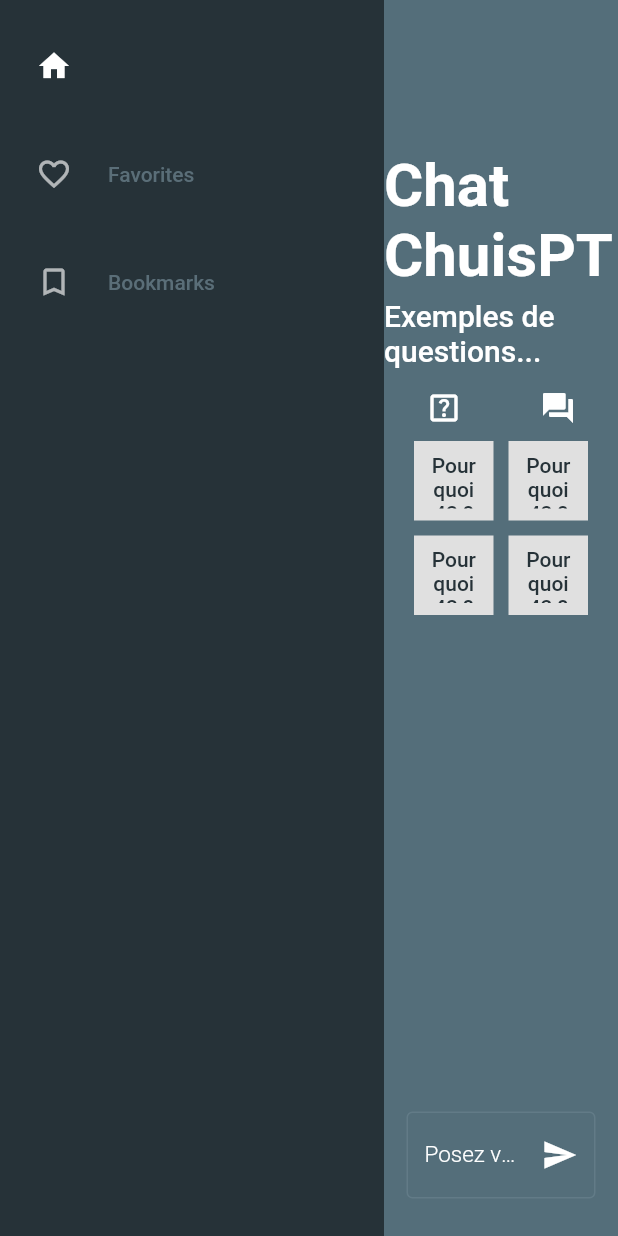
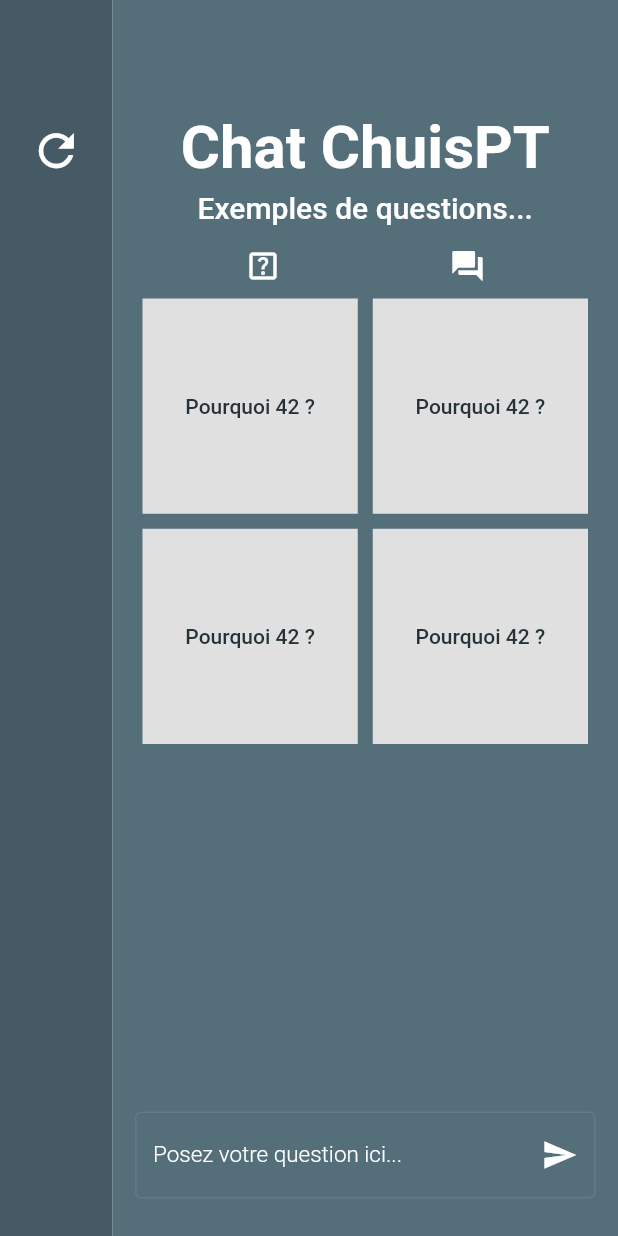
Before and after one commit to robjo82/chat_chuispt, a Flutter app: the screen it shows after launch, on a phone screen of 412 x 824 dp. Run offline on Flutter 3.47's test engine with Material 2 defaults, Android fonts, the phone set to English and light mode, and no system bars.

Commit message:
ResetButton

```diff
--- a/lib/main.dart
+++ b/lib/main.dart
@@ -16,11 +16,10 @@ class MainApp extends StatelessWidget {
     return ChangeNotifierProvider(
       create: (context) => MainAppState(),
       child: MaterialApp(
-        debugShowCheckedModeBanner: false, //debug banner desactivation
-        title: 'Chat ChuisPt',
-        theme: themeApp,
-        home: const MyHomePage(),
-      ),
+          debugShowCheckedModeBanner: false, //debug banner desactivation
+          title: 'Chat ChuisPt',
+          theme: themeApp,
+          home: const MainPage()),
     );
   }
 }
@@ -38,71 +37,8 @@ class MainAppState extends ChangeNotifier {
       animatedList?.insertItem(0);
     }
   }
-}
 
-class MyHomePage extends StatefulWidget {
-  const MyHomePage({Key? key}) : super(key: key);
-
-  @override
-  State<MyHomePage> createState() => _MyHomePageState();
-}
-
-class _MyHomePageState extends State<MyHomePage> {
-  var selectedIndex = 0;
-
-  @override
-  Widget build(BuildContext context) {
-    Widget page;
-    switch (selectedIndex) {
-      case 0:
-        page = MainPage();
-        break;
-      case 1:
-        page = const Text('Page2');
-        break;
-      case 2:
-        page = const Text('Page 3');
-        break;
-
-      default:
-        throw UnimplementedError('no widget for $selectedIndex');
-    }
-
-    return LayoutBuilder(builder: (context, constraints) {
-      return Scaffold(
-          body: Row(children: [
-        SafeArea(
-            child: NavigationRail(
-          extended: constraints.maxWidth >= 400,
-          backgroundColor: Theme.of(context).colorScheme.primary,
-          destinations: [
-            NavigationRailDestination(
-              icon: Icon(Icons.home,
-                  color: Theme.of(context).colorScheme.onPrimary),
-              label: const Text('Home'),
-            ),
-            NavigationRailDestination(
-              icon: Icon(Icons.favorite_border,
-                  color: Theme.of(context).colorScheme.onPrimary),
-              label: const Text('Favorites'),
-            ),
-            NavigationRailDestination(
-              icon: Icon(Icons.bookmark_border,
-                  color: Theme.of(context).colorScheme.onPrimary),
-              label: const Text('Bookmarks'),
-            ),
-          ],
-
-          // Destination selected
-          selectedIndex: selectedIndex,
-          onDestinationSelected: (value) {
-            setState(() {
-              selectedIndex = value;
-            });
-          },
-        )),
-        Expanded(child: Container(child: page)),
-      ]));
-    });
+  void clearQuestionList() {
+    questionsList.clear();
   }
 }
--- a/lib/main_page.dart
+++ b/lib/main_page.dart
@@ -13,26 +13,46 @@ class MainPage extends StatefulWidget {
 }
 
 class _MainPageState extends State<MainPage> {
-  var selectedIndex = 0;
-
   // store the user's question
-  final _textController = TextEditingController();
   String userPost = '';
 
   @override
   Widget build(BuildContext context) {
     var appState = context.watch<MainAppState>();
-    MyTextField textField = MyTextField();
+    MyTextField textField = const MyTextField();
 
     // ! LISTE VIDE ! //
 
     return Consumer<MainAppState>(builder: (context, value, child) {
-      return appState.questionsList.isEmpty
-          ? Container(
+      return Scaffold(
+        body: appState.questionsList.isEmpty
+            ? Row(
+                children: [
+                  Container(
+                      color: themeApp.colorScheme.primaryContainer,
+                      width: 75,
+                      child: Column(
+                        children: [
+                          const Padding(padding: EdgeInsets.only(top: 75)),
+                          IconButton(
+                              iconSize: 35,
+                              color: themeApp.colorScheme.onPrimaryContainer,
+                              onPressed: () {
+                                setState(() {
+                                  context
+                                      .read<MainAppState>()
+                                      .clearQuestionList();
+                                });
+                              },
+                              icon: const Icon(Icons.refresh))
+                        ],
+                      )),
+                  Expanded(
+                    child: Container(
                       color: themeApp.colorScheme.background,
                       child: Column(
                         children: [
-                  const SizedBox(height: 100),
+                          const SizedBox(height: 75),
                           Text('Chat ChuisPT', style: titleText),
                           const SizedBox(height: 5),
                           Text('Exemples de questions...', style: titleText2),
@@ -44,20 +64,51 @@ class _MainPageState extends State<MainPage> {
                               child: textField),
                         ],
                       ),
+                    ),
+                  ),
+                ],
               )
             :
 
             // ! LISTE NON VIDE ! //
 
+            Row(
+                children: [
                   Container(
+                      color: themeApp.colorScheme.primaryContainer,
+                      width: 75,
+                      child: Column(
+                        children: [
+                          const Padding(padding: EdgeInsets.only(top: 75)),
+                          IconButton(
+                              iconSize: 35,
+                              color: themeApp.colorScheme.onPrimaryContainer,
+                              onPressed: () {
+                                setState(() {
+                                  context
+                                      .read<MainAppState>()
+                                      .clearQuestionList();
+                                });
+                              },
+                              icon: const Icon(Icons.refresh))
+                        ],
+                      )),
+                  Expanded(
+                    child: Container(
                       color: themeApp.colorScheme.background,
                       child: Column(children: [
-                const SizedBox(height: 100),
+                        const SizedBox(height: 75),
                         Text('Chat ChuisPT', style: titleText),
                         const SizedBox(height: 25),
                         const Flexible(child: History()),
-                Padding(padding: const EdgeInsets.all(20), child: textField),
+                        Padding(
+                            padding: const EdgeInsets.all(20),
+                            child: textField),
                       ]),
+                    ),
+                  ),
+                ],
+              ),
       );
     });
   }
@@ -121,7 +172,6 @@ class _QuestionGridState extends State<QuestionGrid> {
   @override
   Widget build(BuildContext context) {
     List<Widget> questions = [];
-    MainAppState appState = context.watch<MainAppState>();
 
     // * Génération du tableau aléatoire de questions * //
     String userPost = "";
@@ -183,8 +233,6 @@ class _QuestionGridState extends State<QuestionGrid> {
       ],
     );
   }
-
-  void onPressed() {}
 }
 
 class History extends StatefulWidget {
--- a/lib/textstyle.dart
+++ b/lib/textstyle.dart
@@ -34,6 +34,7 @@ ThemeData themeApp = ThemeData(
 
       // ? ON ? //
       onPrimary: Colors.white,
+      onPrimaryContainer: Colors.white,
       onSecondary: Colors.white,
       onSurface: Colors.blueGrey.shade400,
       onBackground: Colors.blueGrey.shade400,
```
Lines whose indentation alone changed are shown as unchanged.
